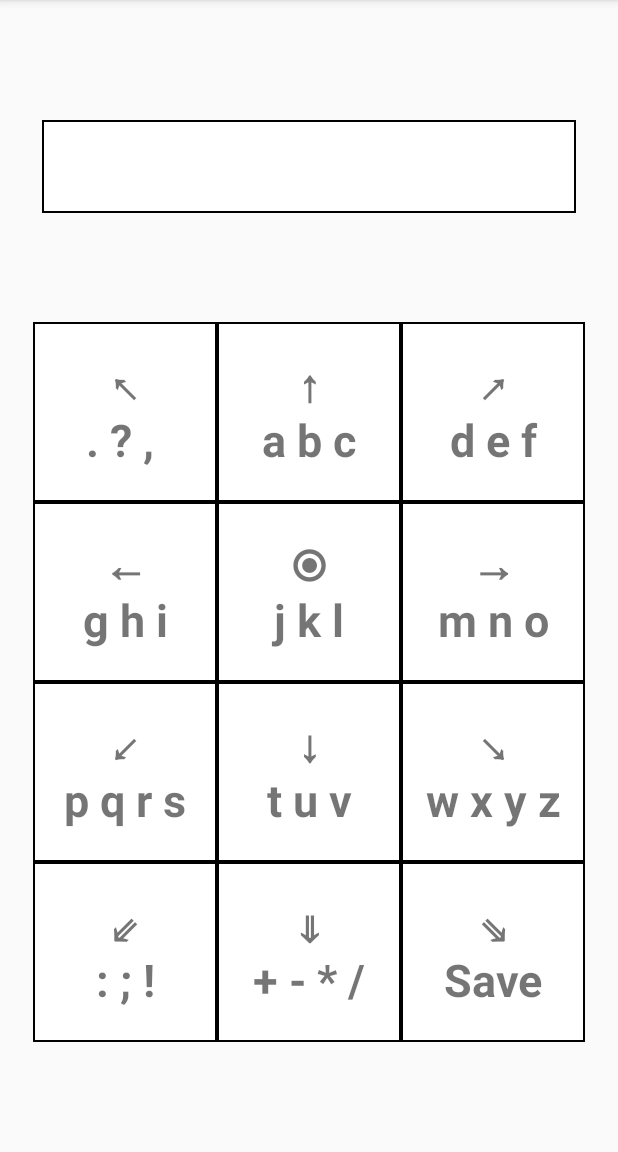
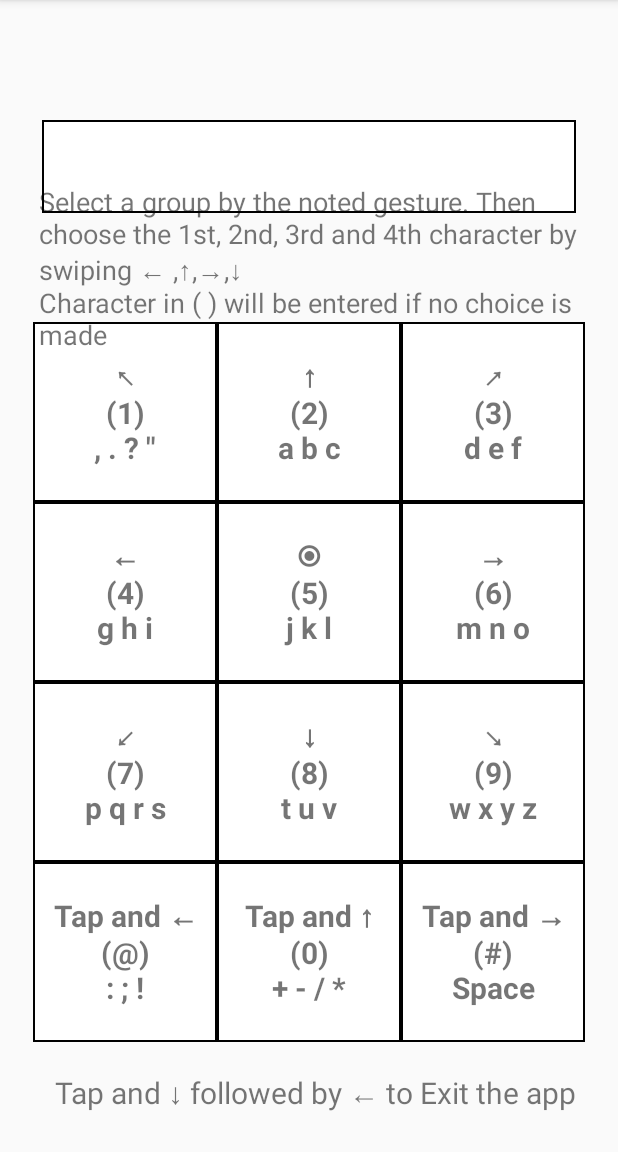
Before and after one commit to OrkoHunter/VectorEntry-Keyboard, an Android app: the screen it shows after launch (MainActivity), on a phone screen of 412 x 824 dp, the part 84-1236 px from its top. Run offline under Robolectric (Android 15) with nearby library versions, the phone set to English and light mode, and no system bars.

Commit message:
update layout

```diff
--- a/app/src/main/res/layout/activity_main.xml
+++ b/app/src/main/res/layout/activity_main.xml
@@ -11,12 +11,13 @@
         android:layout_width="356dp"
         android:layout_height="62dp"
         android:layout_marginTop="8dp"
+        android:background="@drawable/back"
         android:padding="8dp"
         android:scrollHorizontally="true"
         android:text="@string/text_main"
         android:textAppearance="@style/TextAppearance.AppCompat.Large"
-        android:background="@drawable/back"
         android:textSize="30sp"
+        android:autoSizeTextType="uniform"
         app:layout_constraintBottom_toTopOf="@+id/tableLayout"
         app:layout_constraintEnd_toEndOf="parent"
         app:layout_constraintStart_toStartOf="parent"
@@ -44,7 +45,7 @@
                 android:background="@drawable/back"
                 android:gravity="center"
                 android:text="@string/btn1"
-                android:textSize="30sp"
+                android:textSize="20sp"
                 android:textStyle="bold"
                 tools:layout_editor_absoluteX="8dp"
                 tools:layout_editor_absoluteY="78dp" />
@@ -56,7 +57,7 @@
                 android:background="@drawable/back"
                 android:gravity="center"
                 android:text="@string/btn2"
-                android:textSize="30sp"
+                android:textSize="20sp"
                 android:textStyle="bold"
                 tools:layout_editor_absoluteX="120dp"
                 tools:layout_editor_absoluteY="78dp" />
@@ -68,7 +69,7 @@
                 android:background="@drawable/back"
                 android:gravity="center"
                 android:text="@string/btn3"
-                android:textSize="30sp"
+                android:textSize="20sp"
                 android:textStyle="bold" />
 
         </TableRow>
@@ -84,7 +85,7 @@
                 android:background="@drawable/back"
                 android:gravity="center"
                 android:text="@string/btn4"
-                android:textSize="30sp"
+                android:textSize="20sp"
                 android:textStyle="bold"
                 tools:layout_editor_absoluteX="16dp"
                 tools:layout_editor_absoluteY="184dp" />
@@ -96,7 +97,7 @@
                 android:background="@drawable/back"
                 android:gravity="center"
                 android:text="@string/btn5"
-                android:textSize="30sp"
+                android:textSize="20sp"
                 android:textStyle="bold"
                 tools:layout_editor_absoluteX="126dp"
                 tools:layout_editor_absoluteY="193dp" />
@@ -108,7 +109,7 @@
                 android:background="@drawable/back"
                 android:gravity="center"
                 android:text="@string/btn6"
-                android:textSize="30sp"
+                android:textSize="20sp"
                 android:textStyle="bold"
                 tools:layout_editor_absoluteX="214dp"
                 tools:layout_editor_absoluteY="219dp" />
@@ -126,7 +127,7 @@
                 android:background="@drawable/back"
                 android:gravity="center"
                 android:text="@string/btn7"
-                android:textSize="30sp"
+                android:textSize="20sp"
                 android:textStyle="bold"
                 tools:layout_editor_absoluteX="38dp"
                 tools:layout_editor_absoluteY="273dp" />
@@ -138,7 +139,7 @@
                 android:background="@drawable/back"
                 android:gravity="center"
                 android:text="@string/btn8"
-                android:textSize="30sp"
+                android:textSize="20sp"
                 android:textStyle="bold"
                 tools:layout_editor_absoluteX="176dp"
                 tools:layout_editor_absoluteY="356dp" />
@@ -150,7 +151,7 @@
                 android:background="@drawable/back"
                 android:gravity="center"
                 android:text="@string/btn9"
-                android:textSize="30sp"
+                android:textSize="20sp"
                 android:textStyle="bold"
                 tools:layout_editor_absoluteX="27dp"
                 tools:layout_editor_absoluteY="345dp" />
@@ -167,7 +168,7 @@
                 android:background="@drawable/back"
                 android:gravity="center"
                 android:text="@string/btn10"
-                android:textSize="30sp"
+                android:textSize="20sp"
                 android:textStyle="bold"
                 tools:layout_editor_absoluteX="14dp"
                 tools:layout_editor_absoluteY="469dp" />
@@ -179,7 +180,7 @@
                 android:background="@drawable/back"
                 android:gravity="center"
                 android:text="@string/btn11"
-                android:textSize="30sp"
+                android:textSize="20sp"
                 android:textStyle="bold"
                 tools:layout_editor_absoluteX="120dp"
                 tools:layout_editor_absoluteY="469dp" />
@@ -191,12 +192,42 @@
                 android:background="@drawable/back"
                 android:gravity="center"
                 android:text="@string/btn12"
-                android:textSize="30sp"
+                android:textSize="20sp"
                 android:textStyle="bold"
                 tools:layout_editor_absoluteX="201dp"
                 tools:layout_editor_absoluteY="481dp" />
+
         </TableRow>
 
     </TableLayout>
 
+    <TextView
+        android:id="@+id/textView4"
+        android:layout_width="wrap_content"
+        android:layout_height="wrap_content"
+        android:layout_marginStart="8dp"
+        android:layout_marginLeft="8dp"
+        android:layout_marginBottom="8dp"
+        android:text="Tap and ↓ followed by ← to Exit the app"
+        android:textSize="20sp"
+        app:layout_constraintBottom_toBottomOf="parent"
+        app:layout_constraintEnd_toEndOf="@+id/tableLayout"
+        app:layout_constraintStart_toStartOf="@+id/tableLayout"
+        app:layout_constraintTop_toBottomOf="@+id/tableLayout" />
+
+    <TextView
+        android:id="@+id/textView5"
+        android:layout_width="368dp"
+        android:layout_height="wrap_content"
+        android:layout_marginStart="8dp"
+        android:layout_marginLeft="8dp"
+        android:layout_marginTop="8dp"
+        android:layout_marginBottom="8dp"
+        android:text="Select a group by the noted gesture. Then choose the 1st, 2nd, 3rd and 4th character by swiping ← ,↑,→,↓\nCharacter in ( ) will be entered if no choice is made"
+        android:textSize="18sp"
+        app:layout_constraintBottom_toTopOf="@+id/tableLayout"
+        app:layout_constraintEnd_toEndOf="@+id/tableLayout"
+        app:layout_constraintStart_toStartOf="@+id/tableLayout"
+        app:layout_constraintTop_toBottomOf="@+id/main_textView" />
+
 </android.support.constraint.ConstraintLayout>
--- a/app/src/main/res/values/strings.xml
+++ b/app/src/main/res/values/strings.xml
@@ -1,16 +1,16 @@
 <resources>
     <string name="app_name">VectorEntry</string>
     <string name="text_main"></string>
-    <string name="btn12">⇘\nSave</string>
-    <string name="btn11">⇓\n+ - * /</string>
-    <string name="btn10">⇙\n: ; !</string>
-    <string name="btn9">↘\nw x y z</string>
-    <string name="btn8">↓\nt u v</string>
-    <string name="btn7">↙\np q r s</string>
-    <string name="btn6">→\nm n o</string>
-    <string name="btn5">⦿\nj k l</string>
-    <string name="btn4">←\ng h i</string>
-    <string name="btn3">↗\nd e f</string>
-    <string name="btn2">↑\na b c</string>
-    <string name="btn1">↖\n. ? , "</string>
+    <string name="btn12">Tap and →\n(#)\nSpace</string>
+    <string name="btn11">Tap and ↑\n(0)\n+ - / *</string>
+    <string name="btn10">Tap and ←\n(@)\n: ; !</string>
+    <string name="btn9">↘\n(9)\nw x y z</string>
+    <string name="btn8">↓\n(8)\nt u v</string>
+    <string name="btn7">↙\n(7)\np q r s</string>
+    <string name="btn6">→\n(6)\nm n o</string>
+    <string name="btn5">⦿\n(5)\nj k l</string>
+    <string name="btn4">←\n(4)\ng h i</string>
+    <string name="btn3">↗\n(3)\nd e f</string>
+    <string name="btn2">↑\n(2)\na b c</string>
+    <string name="btn1">↖\n(1)\n, . ? \"</string>
 </resources>
```
